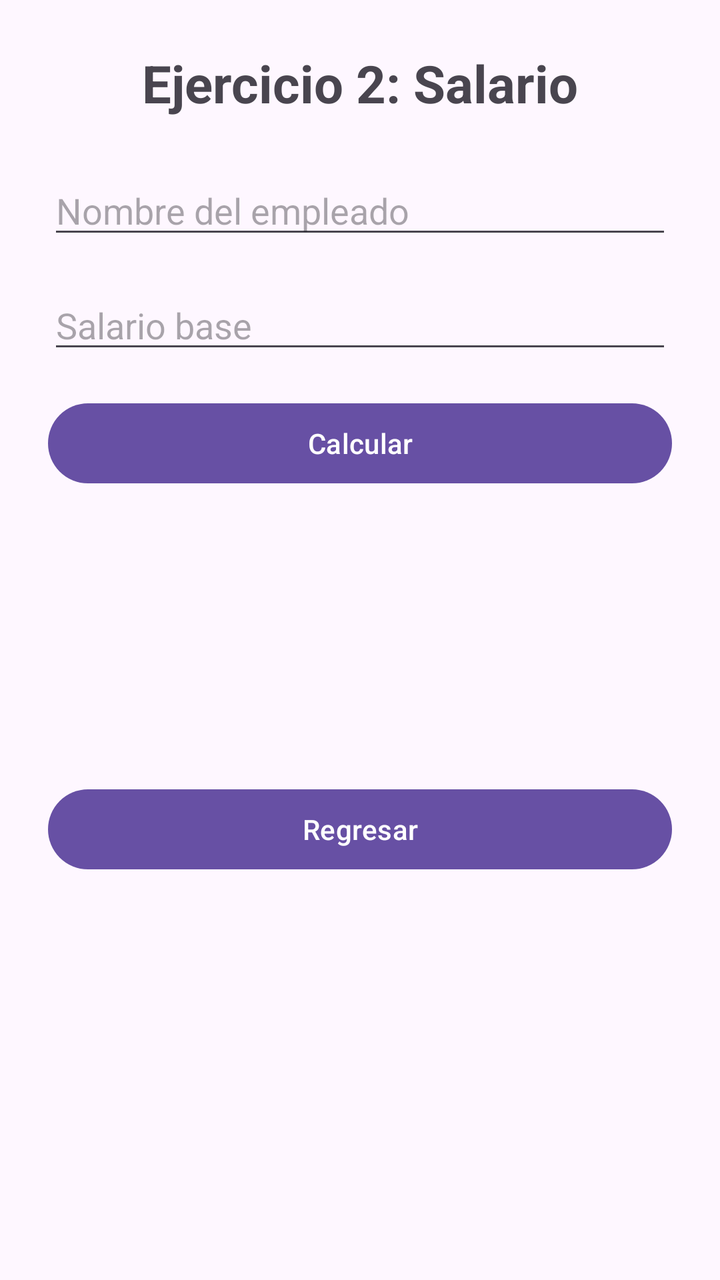
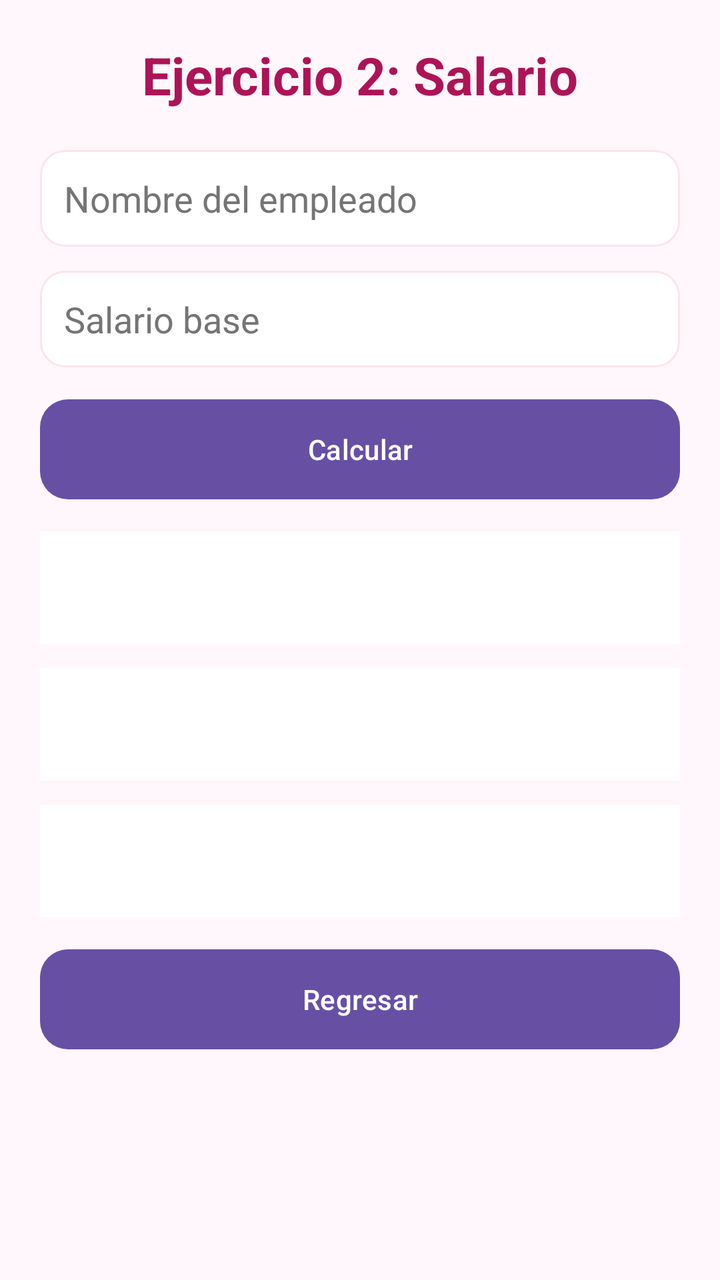

Screens rendered from an Android XML layout before and after an edit, with the pre-edit source and the edit as a unified diff.
<!-- AndroidManifest.xml: application theme Theme.DesafioPractico -->
<!-- res/layout/activity_salario.xml -->
<?xml version="1.0" encoding="utf-8"?>
<LinearLayout
    xmlns:android="http://schemas.android.com/apk/res/android"
    android:layout_width="match_parent"
    android:layout_height="match_parent"
    android:orientation="vertical"
    android:padding="@dimen/margen_principal">

    <TextView
        android:id="@+id/tvTituloSalario"
        android:layout_width="match_parent"
        android:layout_height="wrap_content"
        android:text="@string/titulo_salario"
        android:textSize="@dimen/texto_titulo"
        android:textStyle="bold"
        android:gravity="center"
        android:layout_marginBottom="@dimen/margen_titulo" />

    <EditText
        android:id="@+id/etEmpleado"
        android:layout_width="match_parent"
        android:layout_height="wrap_content"
        android:hint="@string/nombre_empleado"
        android:inputType="textPersonName"
        android:layout_marginBottom="@dimen/margen_campo" />

    <EditText
        android:id="@+id/etSalario"
        android:layout_width="match_parent"
        android:layout_height="wrap_content"
        android:hint="@string/salario_base"
        android:inputType="numberDecimal"
        android:layout_marginBottom="@dimen/margen_campo" />

    <Button
        android:id="@+id/btnCalcularSalario"
        android:layout_width="match_parent"
        android:layout_height="wrap_content"
        android:text="@string/calcular"
        android:layout_marginBottom="@dimen/margen_resultado" />

    <TextView
        android:id="@+id/tvResultadoSalario"
        android:layout_width="match_parent"
        android:layout_height="wrap_content"
        android:textSize="@dimen/texto_resultado"
        android:layout_marginBottom="@dimen/margen_campo" />

    <TextView
        android:id="@+id/tvSalarioBruto"
        android:layout_width="match_parent"
        android:layout_height="wrap_content"
        android:textSize="@dimen/texto_resultado"
        android:textColor="@color/salario_bruto"
        android:textStyle="bold"
        android:layout_marginBottom="@dimen/margen_campo" />

    <TextView
        android:id="@+id/tvSalarioNeto"
        android:layout_width="match_parent"
        android:layout_height="wrap_content"
        android:textSize="@dimen/texto_resultado"
        android:textColor="@color/salario_neto"
        android:textStyle="bold"
        android:layout_marginBottom="@dimen/margen_resultado" />

    <Button
        android:id="@+id/btnRegresarSalario"
        android:layout_width="match_parent"
        android:layout_height="wrap_content"
        android:text="@string/regresar" />

</LinearLayout>
<!-- resources referenced by this layout -->
<resources>
  <color name="salario_bruto">#2E7D32</color>
  <color name="salario_neto">#C62828</color>
  <dimen name="margen_campo">16dp</dimen>
  <dimen name="margen_principal">24dp</dimen>
  <dimen name="margen_resultado">20dp</dimen>
  <dimen name="margen_titulo">24dp</dimen>
  <dimen name="texto_resultado">18sp</dimen>
  <dimen name="texto_titulo">26sp</dimen>
  <string name="calcular">Calcular</string>
  <string name="nombre_empleado">Nombre del empleado</string>
  <string name="regresar">Regresar</string>
  <string name="salario_base">Salario base</string>
  <string name="titulo_salario">Ejercicio 2: Salario</string>
  <style name="Theme.DesafioPractico" parent="Base.Theme.DesafioPractico" />
  <style name="Base.Theme.DesafioPractico" parent="Theme.Material3.DayNight.NoActionBar">
          
          
      </style>
</resources>

<!-- the commit's change to res/layout/activity_salario.xml (unified diff, before → after) -->
@@ -1,73 +1,100 @@
 <?xml version="1.0" encoding="utf-8"?>
-<LinearLayout
+<ScrollView
     xmlns:android="http://schemas.android.com/apk/res/android"
     android:layout_width="match_parent"
     android:layout_height="match_parent"
-    android:orientation="vertical"
-    android:padding="@dimen/margen_principal">
+    android:background="@color/fondo_principal">
 
-    <TextView
-        android:id="@+id/tvTituloSalario"
+    <LinearLayout
         android:layout_width="match_parent"
         android:layout_height="wrap_content"
-        android:text="@string/titulo_salario"
-        android:textSize="@dimen/texto_titulo"
-        android:textStyle="bold"
-        android:gravity="center"
-        android:layout_marginBottom="@dimen/margen_titulo" />
+        android:orientation="vertical"
+        android:padding="@dimen/margen_principal">
 
-    <EditText
-        android:id="@+id/etEmpleado"
-        android:layout_width="match_parent"
-        android:layout_height="wrap_content"
-        android:hint="@string/nombre_empleado"
-        android:inputType="textPersonName"
-        android:layout_marginBottom="@dimen/margen_campo" />
+        <TextView
+            android:id="@+id/tvTituloSalario"
+            android:layout_width="match_parent"
+            android:layout_height="wrap_content"
+            android:text="@string/titulo_salario"
+            android:textSize="@dimen/texto_titulo"
+            android:textStyle="bold"
+            android:textColor="@color/fucsia_oscuro"
+            android:gravity="center"
+            android:layout_marginBottom="@dimen/margen_titulo" />
 
-    <EditText
-        android:id="@+id/etSalario"
-        android:layout_width="match_parent"
-        android:layout_height="wrap_content"
-        android:hint="@string/salario_base"
-        android:inputType="numberDecimal"
-        android:layout_marginBottom="@dimen/margen_campo" />
+        <EditText
+            android:id="@+id/etEmpleado"
+            android:layout_width="match_parent"
+            android:layout_height="wrap_content"
+            android:hint="@string/nombre_empleado"
+            android:textColor="@color/texto_principal"
+            android:textColorHint="@color/texto_secundario"
+            android:inputType="textPersonName"
+            android:background="@drawable/campo_fondo"
+            android:padding="12dp"
+            android:layout_marginBottom="@dimen/margen_campo" />
 
-    <Button
-        android:id="@+id/btnCalcularSalario"
-        android:layout_width="match_parent"
-        android:layout_height="wrap_content"
-        android:text="@string/calcular"
-        android:layout_marginBottom="@dimen/margen_resultado" />
+        <EditText
+            android:id="@+id/etSalario"
+            android:layout_width="match_parent"
+            android:layout_height="wrap_content"
+            android:hint="@string/salario_base"
+            android:textColor="@color/texto_principal"
+            android:textColorHint="@color/texto_secundario"
+            android:inputType="numberDecimal"
+            android:background="@drawable/campo_fondo"
+            android:padding="12dp"
+            android:layout_marginBottom="@dimen/margen_resultado" />
 
-    <TextView
-        android:id="@+id/tvResultadoSalario"
-        android:layout_width="match_parent"
-        android:layout_height="wrap_content"
-        android:textSize="@dimen/texto_resultado"
-        android:layout_marginBottom="@dimen/margen_campo" />
+        <Button
+            android:id="@+id/btnCalcularSalario"
+            android:layout_width="match_parent"
+            android:layout_height="@dimen/altura_boton"
+            android:text="@string/calcular"
+            android:textColor="@color/blanco"
+            android:background="@drawable/boton_fucsia"
+            android:layout_marginBottom="@dimen/margen_resultado" />
 
-    <TextView
-        android:id="@+id/tvSalarioBruto"
-        android:layout_width="match_parent"
-        android:layout_height="wrap_content"
-        android:textSize="@dimen/texto_resultado"
-        android:textColor="@color/salario_bruto"
-        android:textStyle="bold"
-        android:layout_marginBottom="@dimen/margen_campo" />
+        <TextView
+            android:id="@+id/tvResultadoSalario"
+            android:layout_width="match_parent"
+            android:layout_height="wrap_content"
+            android:textSize="@dimen/texto_resultado"
+            android:textColor="@color/texto_principal"
+            android:background="@color/blanco"
+            android:padding="16dp"
+            android:layout_marginBottom="@dimen/margen_campo" />
 
-    <TextView
-        android:id="@+id/tvSalarioNeto"
-        android:layout_width="match_parent"
-        android:layout_height="wrap_content"
-        android:textSize="@dimen/texto_resultado"
-        android:textColor="@color/salario_neto"
-        android:textStyle="bold"
-        android:layout_marginBottom="@dimen/margen_resultado" />
+        <TextView
+            android:id="@+id/tvSalarioBruto"
+            android:layout_width="match_parent"
+            android:layout_height="wrap_content"
+            android:textSize="@dimen/texto_resultado"
+            android:textColor="@color/salario_bruto"
+            android:textStyle="bold"
+            android:background="@color/blanco"
+            android:padding="16dp"
+            android:layout_marginBottom="@dimen/margen_campo" />
 
-    <Button
-        android:id="@+id/btnRegresarSalario"
-        android:layout_width="match_parent"
-        android:layout_height="wrap_content"
-        android:text="@string/regresar" />
+        <TextView
+            android:id="@+id/tvSalarioNeto"
+            android:layout_width="match_parent"
+            android:layout_height="wrap_content"
+            android:textSize="@dimen/texto_resultado"
+            android:textColor="@color/salario_neto"
+            android:textStyle="bold"
+            android:background="@color/blanco"
+            android:padding="16dp"
+            android:layout_marginBottom="@dimen/margen_resultado" />
 
-</LinearLayout>
+        <Button
+            android:id="@+id/btnRegresarSalario"
+            android:layout_width="match_parent"
+            android:layout_height="@dimen/altura_boton"
+            android:text="@string/regresar"
+            android:textColor="@color/blanco"
+            android:background="@drawable/boton_fucsia" />
+
+    </LinearLayout>
+
+</ScrollView>
<!-- resource entries referenced after the edit -->
@@ -1,19 +1,63 @@
 <!-- resources referenced by this layout -->
 <resources>
+  <color name="blanco">#FFFFFF</color>
+  <color name="fondo_principal">#FFF7FB</color>
+  <color name="fucsia_oscuro">#AD1457</color>
   <color name="salario_bruto">#2E7D32</color>
   <color name="salario_neto">#C62828</color>
-  <dimen name="margen_campo">16dp</dimen>
-  <dimen name="margen_principal">24dp</dimen>
-  <dimen name="margen_resultado">20dp</dimen>
-  <dimen name="margen_titulo">24dp</dimen>
+  <color name="texto_principal">#000000</color>
+  <color name="texto_secundario">#757575</color>
+  <dimen name="altura_boton">50dp</dimen>
+  <dimen name="margen_campo">12dp</dimen>
+  <dimen name="margen_principal">20dp</dimen>
+  <dimen name="margen_resultado">16dp</dimen>
+  <dimen name="margen_titulo">20dp</dimen>
   <dimen name="texto_resultado">18sp</dimen>
   <dimen name="texto_titulo">26sp</dimen>
+  <!-- drawable boton_fucsia (drawable) -->
+  <?xml version="1.0" encoding="utf-8"?>
+  <shape xmlns:android="http://schemas.android.com/apk/res/android"
+      android:shape="rectangle">
+  
+      <solid android:color="@color/fucsia_principal" />
+  
+      <corners android:radius="14dp" />
+  
+      <padding
+          android:left="12dp"
+          android:top="8dp"
+          android:right="12dp"
+          android:bottom="8dp" />
+  
+  </shape>
+  <!-- drawable campo_fondo (drawable) -->
+  <?xml version="1.0" encoding="utf-8"?>
+  <shape xmlns:android="http://schemas.android.com/apk/res/android"
+      android:shape="rectangle">
+  
+      <solid android:color="@color/blanco" />
+  
+      <stroke
+          android:width="1dp"
+          android:color="@color/fucsia_claro" />
+  
+      <corners android:radius="12dp" />
+  
+      <padding
+          android:left="12dp"
+          android:top="4dp"
+          android:right="12dp"
+          android:bottom="4dp" />
+  
+  </shape>
   <string name="calcular">Calcular</string>
   <string name="nombre_empleado">Nombre del empleado</string>
   <string name="regresar">Regresar</string>
   <string name="salario_base">Salario base</string>
   <string name="titulo_salario">Ejercicio 2: Salario</string>
   <style name="Theme.DesafioPractico" parent="Base.Theme.DesafioPractico" />
+  <color name="fucsia_principal">#D81B60</color>
+  <color name="fucsia_claro">#FCE4EC</color>
   <style name="Base.Theme.DesafioPractico" parent="Theme.Material3.DayNight.NoActionBar">
           
           
